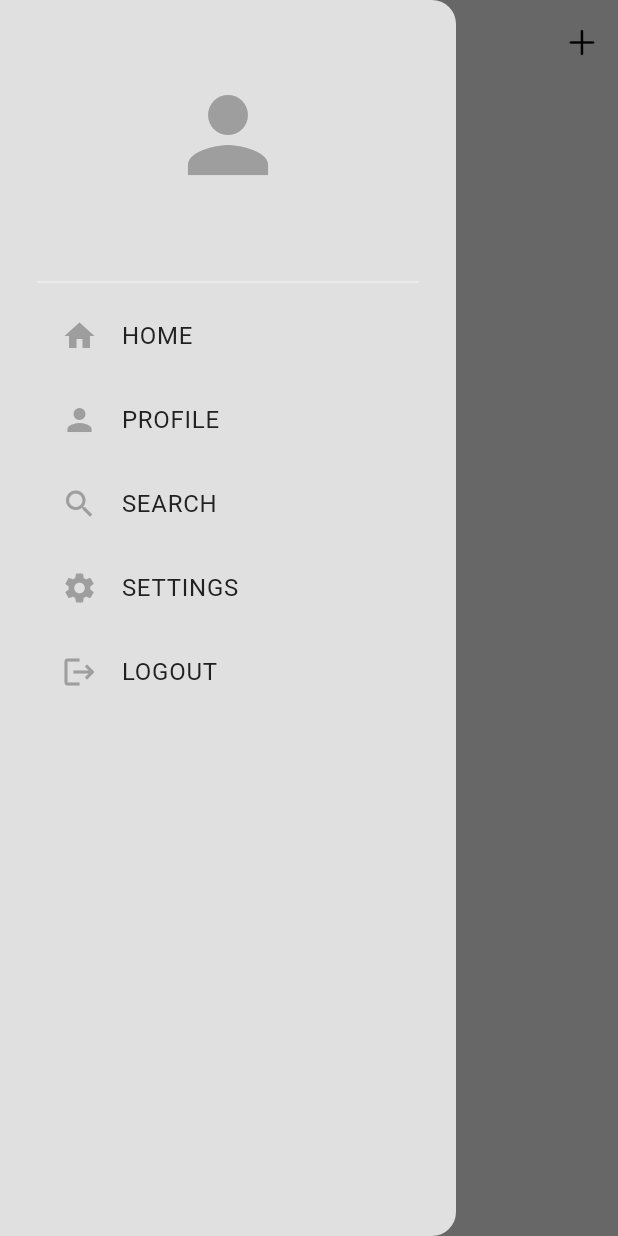
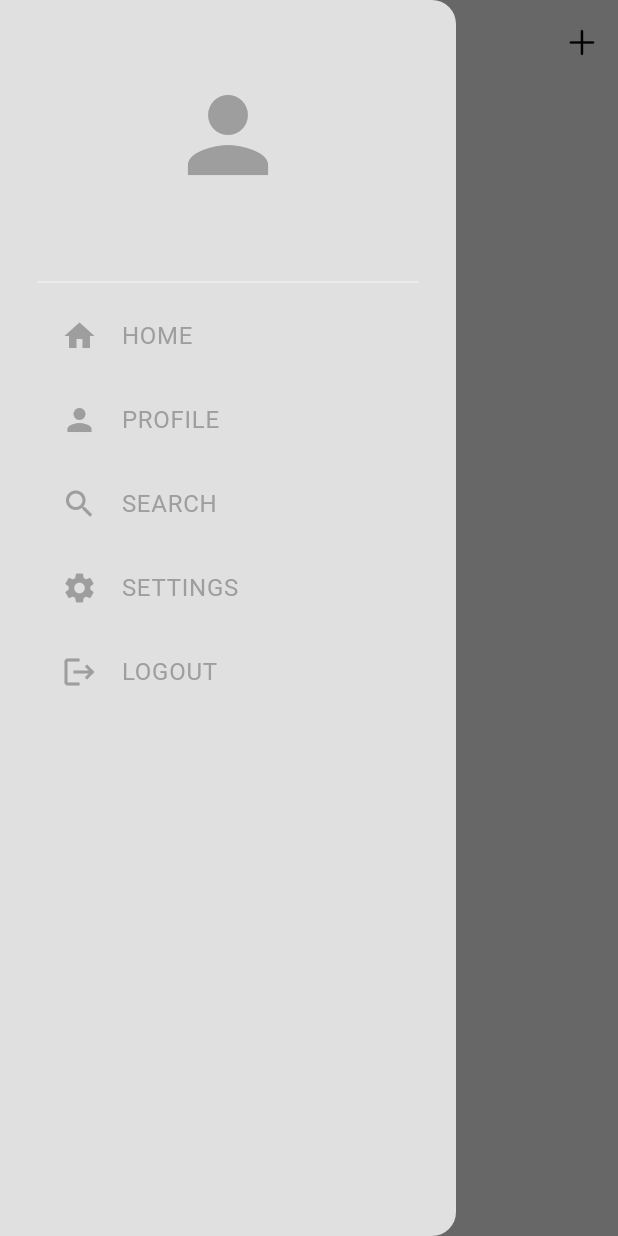
Before and after one commit to ravidkrisi/social_app, a Flutter app: the HomePage screen opened directly, with the side drawer open, on a phone screen of 412 x 824 dp. Run offline on Flutter 3.47's test engine with Material 3 defaults, Android fonts, the phone set to English and light mode, and no system bars; our stand-ins replace cached_network_image, cloud_firestore, file_picker, firebase_auth, firebase_core, firebase_storage and 1 more; accounts and stored records are empty.

Commit message:
[feature] user can toggle light/dark mode

```diff
--- a/lib/features/home/presentation/components/my_drawer_tile.dart
+++ b/lib/features/home/presentation/components/my_drawer_tile.dart
@@ -16,7 +16,7 @@ class MyDrawerTile extends StatelessWidget {
     return ListTile(
       title: Text(
         title,
-        style: TextStyle(color: Theme.of(context).colorScheme.inversePrimary),
+        style: TextStyle(color: Theme.of(context).colorScheme.primary),
       ),
       leading: Icon(icon, color: Theme.of(context).colorScheme.primary),
       onTap: onTap,
--- /dev/null
+++ b/lib/themes/dark_mode.dart
@@ -0,0 +1,11 @@
+import 'package:flutter/material.dart';
+
+ThemeData darkMode = ThemeData(
+  colorScheme: ColorScheme.dark(
+    surface: Color.fromARGB(255, 9, 9, 9),
+    primary: Color.fromARGB(255, 105, 105, 105),
+    secondary: Color.fromARGB(255, 20, 20, 20),
+    tertiary: Color.fromARGB(255, 29, 29, 29),
+    inversePrimary: Color.fromARGB(255, 9, 9, 9),
+  ),
+);
--- /dev/null
+++ b/lib/themes/theme_cubit.dart
@@ -0,0 +1,22 @@
+import 'package:flutter/material.dart';
+import 'package:flutter_bloc/flutter_bloc.dart';
+import 'package:social_app/themes/dark_mode.dart';
+import 'package:social_app/themes/light_mode.dart';
+
+class ThemeCubit extends Cubit<ThemeData> {
+  bool _isDarkMode = false;
+
+  ThemeCubit() : super(lightMode);
+
+  bool get isDarkMode => _isDarkMode;
+
+  void toggleTheme() {
+    _isDarkMode = !isDarkMode;
+
+    if (isDarkMode) {
+      emit(darkMode);
+    } else {
+      emit(lightMode);
+    }
+  }
+}
```
Also changed, not shown: lib/app.dart (+12 -4 lines), lib/features/Settings/pages/settings_page.dart (added, +39 -0 lines), lib/features/home/presentation/components/my_drawer.dart (+7 -1 lines).
